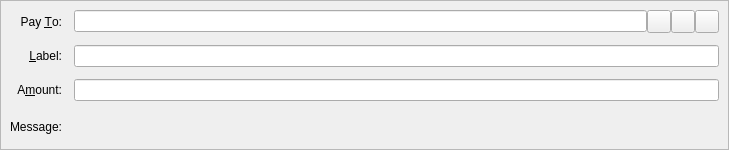
This is src/qt/forms/sendcoinsentry.ui in vipwzw/macoin as Qt 5 draws it before an edit. The edited form follows.
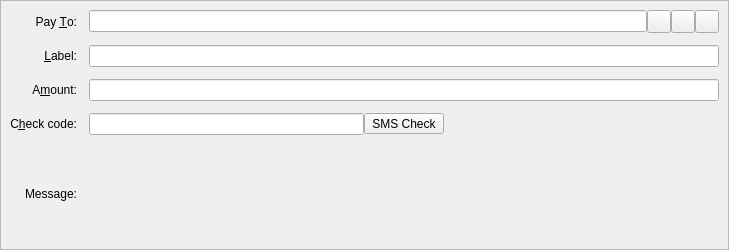
This is the edited form. Icons and pictures are not drawn. Custom widgets are drawn as their Qt base class.

Diff of the .ui file:
```diff
--- a/src/qt/forms/sendcoinsentry.ui
+++ b/src/qt/forms/sendcoinsentry.ui
@@ -7,7 +7,7 @@
     <x>0</x>
     <y>0</y>
     <width>729</width>
-    <height>150</height>
+    <height>250</height>
    </rect>
   </property>
   <property name="focusPolicy">
@@ -142,6 +142,66 @@
      <widget class="BitcoinAmountField" name="payAmount"/>
     </item>
     <item row="3" column="0">
+     <widget class="QLabel" name="checkLabel">
+      <property name="text">
+       <string>C&amp;heck code:</string>
+      </property>
+      <property name="alignment">
+       <set>Qt::AlignRight|Qt::AlignTrailing|Qt::AlignVCenter</set>
+      </property>
+      <property name="buddy">
+       <cstring>payAmount</cstring>
+      </property>
+     </widget>
+    </item>
+    <item row="3" column="1">
+     <layout class="QHBoxLayout" name="checkLayout">
+      <property name="spacing">
+       <number>0</number>
+      </property>
+      <item>
+       <widget class="QLineEdit" name="checkSMS">
+        <property name="toolTip">
+         <string>SMS check code</string>
+        </property>
+       </widget>
+      </item>
+      <item>
+       <widget class="QToolButton" name="checkButton">
+        <property name="toolTip">
+         <string>SMS Check</string>
+        </property>
+        <property name="minimumSize">
+			<size>
+              <width>80</width>
+              <height>0</height>
+             </size>
+            </property>
+            <property name="text">
+             <string>SMS Check</string>
+            </property>
+            <property name="icon">
+             <iconset resource="../bitcoin.qrc">
+              <normaloff>:/icons/receiving_addresses</normaloff>:/icons/receiving_addresses</iconset>
+            </property>
+       </widget>
+      </item>
+      <item>
+       <spacer name="horizontalSpacer">
+        <property name="orientation">
+         <enum>Qt::Horizontal</enum>
+        </property>
+        <property name="sizeHint" stdset="0">
+         <size>
+          <width>15</width>
+          <height>20</height>
+         </size>
+        </property>
+       </spacer>
+      </item>
+     </layout>
+    </item>
+    <item row="4" column="0">
      <widget class="QLabel" name="messageLabel">
       <property name="text">
        <string>Message:</string>
@@ -151,7 +211,7 @@
       </property>
      </widget>
     </item>
-    <item row="3" column="1">
+    <item row="4" column="1">
      <widget class="QLabel" name="messageTextLabel">
       <property name="toolTip">
        <string>A message that was attached to the macoin: URI which will be stored with the transaction for your reference. Note: This message will not be sent over the macoin network.</string>
```
Left out of the diff: 3 changed lines with no effect on the pictures.
